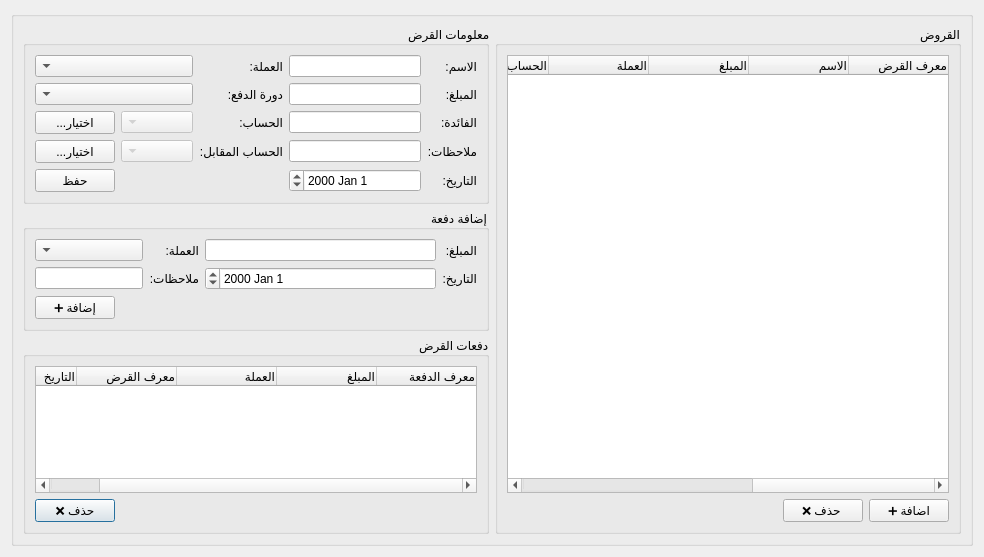
rabee361/E-commerce2, file Ui_Loans.ui: the form before one commit.
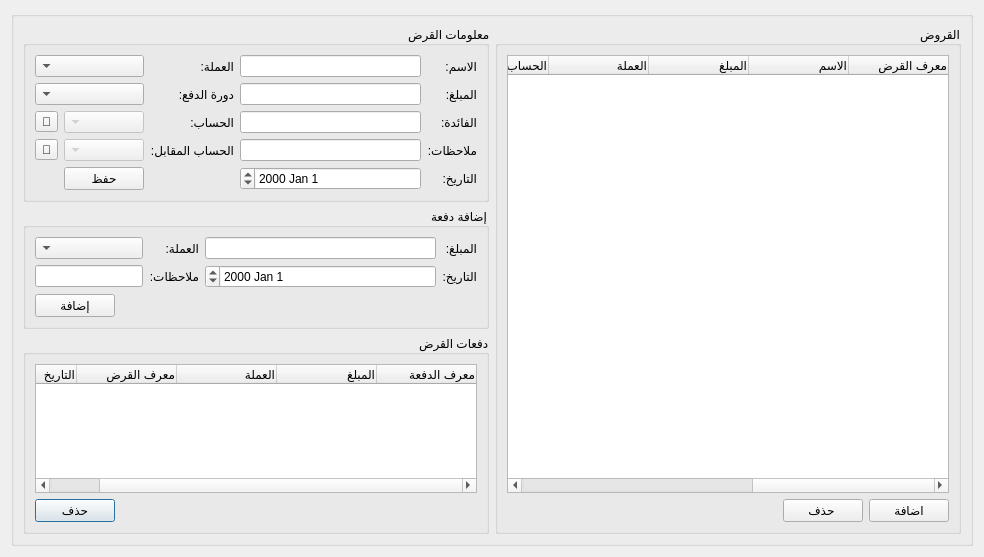
The form after the commit. Icons and pictures are not drawn.

The edit to the form file:
```diff
--- a/Ui_Loans.ui
+++ b/Ui_Loans.ui
@@ -114,7 +114,7 @@
          <item row="1" column="1">
           <widget class="QPushButton" name="remove_loan_payment_btn">
            <property name="text">
-            <string>❌ حذف</string>
+            <string>حذف</string>
            </property>
           </widget>
          </item>
@@ -226,7 +226,7 @@
          <item row="1" column="0">
           <widget class="QPushButton" name="add_loan_btn">
            <property name="text">
-            <string>➕ اضافة</string>
+            <string>اضافة</string>
            </property>
           </widget>
          </item>
@@ -246,7 +246,7 @@
          <item row="1" column="1">
           <widget class="QPushButton" name="remove_loan_btn">
            <property name="text">
-            <string>❌ حذف </string>
+            <string>حذف </string>
            </property>
           </widget>
          </item>
@@ -259,6 +259,26 @@
          <string>معلومات القرض</string>
         </property>
         <layout class="QGridLayout" name="gridLayout_5">
+         <item row="1" column="1">
+          <widget class="QLineEdit" name="loan_amount_input"/>
+         </item>
+         <item row="4" column="2">
+          <widget class="QLabel" name="label_7">
+           <property name="text">
+            <string>الحساب المقابل:</string>
+           </property>
+          </widget>
+         </item>
+         <item row="0" column="2">
+          <widget class="QLabel" name="label_9">
+           <property name="text">
+            <string>العملة:</string>
+           </property>
+          </widget>
+         </item>
+         <item row="5" column="1">
+          <widget class="QDateEdit" name="loan_date_input"/>
+         </item>
          <item row="0" column="0">
           <widget class="QLabel" name="label_5">
            <property name="text">
@@ -266,18 +286,19 @@
            </property>
           </widget>
          </item>
-         <item row="0" column="1">
-          <widget class="QLineEdit" name="loan_name_input"/>
-         </item>
-         <item row="0" column="2">
-          <widget class="QLabel" name="label_9">
-           <property name="text">
-            <string>العملة:</string>
+         <item row="3" column="3">
+          <widget class="QComboBox" name="account_combobox">
+           <property name="enabled">
+            <bool>false</bool>
            </property>
           </widget>
          </item>
-         <item row="0" column="3" colspan="2">
-          <widget class="QComboBox" name="currency_combobox"/>
+         <item row="4" column="3">
+          <widget class="QComboBox" name="opposite_account_combobox">
+           <property name="enabled">
+            <bool>false</bool>
+           </property>
+          </widget>
          </item>
          <item row="1" column="0">
           <widget class="QLabel" name="label_11">
@@ -286,8 +307,32 @@
            </property>
           </widget>
          </item>
-         <item row="1" column="1">
-          <widget class="QLineEdit" name="loan_amount_input"/>
+         <item row="4" column="0">
+          <widget class="QLabel" name="label_10">
+           <property name="text">
+            <string>ملاحظات:</string>
+           </property>
+          </widget>
+         </item>
+         <item row="3" column="0">
+          <widget class="QLabel" name="label_13">
+           <property name="text">
+            <string>الفائدة:</string>
+           </property>
+          </widget>
+         </item>
+         <item row="4" column="1">
+          <widget class="QLineEdit" name="loan_notes_input"/>
+         </item>
+         <item row="0" column="1">
+          <widget class="QLineEdit" name="loan_name_input"/>
+         </item>
+         <item row="5" column="0">
+          <widget class="QLabel" name="label_8">
+           <property name="text">
+            <string>التاريخ:</string>
+           </property>
+          </widget>
          </item>
          <item row="1" column="2">
           <widget class="QLabel" name="label_12">
@@ -296,82 +341,37 @@
            </property>
           </widget>
          </item>
+         <item row="0" column="3" colspan="2">
+          <widget class="QComboBox" name="currency_combobox"/>
+         </item>
          <item row="1" column="3" colspan="2">
           <widget class="QComboBox" name="loan_cycle_combobox"/>
          </item>
-         <item row="2" column="0">
-          <widget class="QLabel" name="label_13">
-           <property name="text">
-            <string>الفائدة:</string>
-           </property>
-          </widget>
-         </item>
-         <item row="2" column="1">
+         <item row="3" column="1">
           <widget class="QLineEdit" name="loan_interest_input"/>
          </item>
-         <item row="2" column="2">
+         <item row="3" column="2">
           <widget class="QLabel" name="label_6">
            <property name="text">
             <string>الحساب:</string>
            </property>
           </widget>
          </item>
-         <item row="2" column="3">
-          <widget class="QComboBox" name="account_combobox">
-           <property name="enabled">
-            <bool>false</bool>
-           </property>
-          </widget>
-         </item>
-         <item row="2" column="4">
-          <widget class="QPushButton" name="select_account_btn">
-           <property name="text">
-            <string>...اختيار</string>
-           </property>
-          </widget>
-         </item>
-         <item row="3" column="0">
-          <widget class="QLabel" name="label_10">
-           <property name="text">
-            <string>ملاحظات:</string>
-           </property>
-          </widget>
-         </item>
-         <item row="3" column="1">
-          <widget class="QLineEdit" name="loan_notes_input"/>
-         </item>
-         <item row="3" column="2">
-          <widget class="QLabel" name="label_7">
-           <property name="text">
-            <string>الحساب المقابل:</string>
-           </property>
-          </widget>
-         </item>
-         <item row="3" column="3">
-          <widget class="QComboBox" name="opposite_account_combobox">
-           <property name="enabled">
-            <bool>false</bool>
-           </property>
-          </widget>
-         </item>
-         <item row="3" column="4">
-          <widget class="QPushButton" name="select_opposite_account_btn">
-           <property name="text">
-            <string>...اختيار</string>
-           </property>
-          </widget>
-         </item>
-         <item row="4" column="0">
-          <widget class="QLabel" name="label_8">
-           <property name="text">
-            <string>التاريخ:</string>
-           </property>
-          </widget>
-         </item>
-         <item row="4" column="1">
-          <widget class="QDateEdit" name="loan_date_input"/>
-         </item>
          <item row="4" column="4">
+          <widget class="QToolButton" name="select_opposite_account_btn">
+           <property name="text">
+            <string>🔎</string>
+           </property>
+          </widget>
+         </item>
+         <item row="3" column="4">
+          <widget class="QToolButton" name="select_account_btn">
+           <property name="text">
+            <string>🔎</string>
+           </property>
+          </widget>
+         </item>
+         <item row="5" column="3">
           <widget class="QPushButton" name="save_loan_btn">
            <property name="text">
             <string>حفظ</string>
@@ -443,7 +443,7 @@
          <item row="2" column="4">
           <widget class="QPushButton" name="add_loan_payment_btn">
            <property name="text">
-            <string>➕ إضافة</string>
+            <string>إضافة</string>
            </property>
           </widget>
          </item>
```
